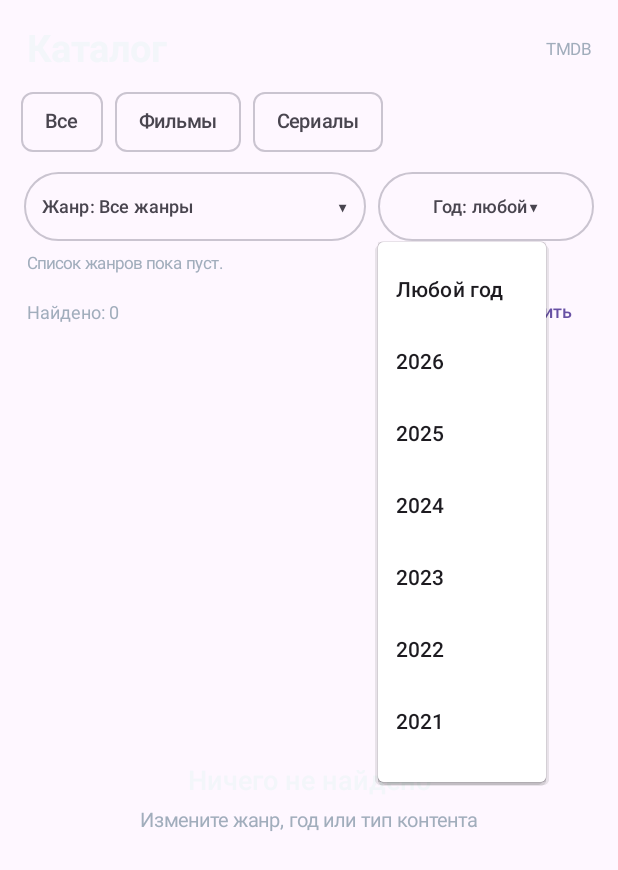
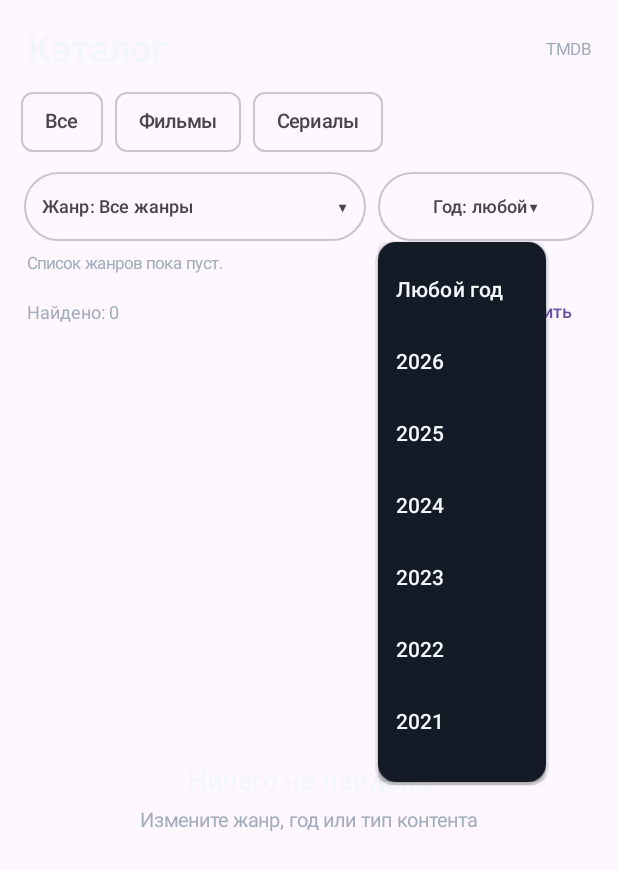
Before and after one commit to arnix858-lang/ARNIX-Str, an Android app built with Jetpack Compose: the composable CatalogScreen called with empty values, after a tap on "Год: любой", on a phone screen of 412 x 824 dp. Shown: the top 870 px of the screen. Run offline under Robolectric (Android 15) with nearby library versions, the phone set to English and light mode, and no system bars; pictures from the network do not load.

Commit message:
Исправить отображение текста в фильтре года

```diff
--- a/app/src/main/java/com/arnix/cinema/MainActivity.kt
+++ b/app/src/main/java/com/arnix/cinema/MainActivity.kt
@@ -515,11 +515,16 @@ private fun CatalogScreen(
                 DropdownMenu(
                     expanded = yearMenu,
                     onDismissRequest = { yearMenu = false },
-                    modifier = Modifier.heightIn(max = if (isTvLayout) 480.dp else 360.dp).background(Color.White)
+                    modifier = Modifier.heightIn(max = if (isTvLayout) 480.dp else 360.dp)
+                        .background(SurfaceDark),
+                    shape = RoundedCornerShape(12.dp)
                 ) {
                     years.forEach { option ->
                         DropdownMenuItem(
-                            text = { Text(if (option == "Любой") "Любой год" else option) },
+                            text = { Text(
+                                if (option == "Любой") "Любой год" else option,
+                                color = TextPrimary
+                            ) },
                             onClick = { onYear(option); yearMenu = false }
                         )
                     }
```
